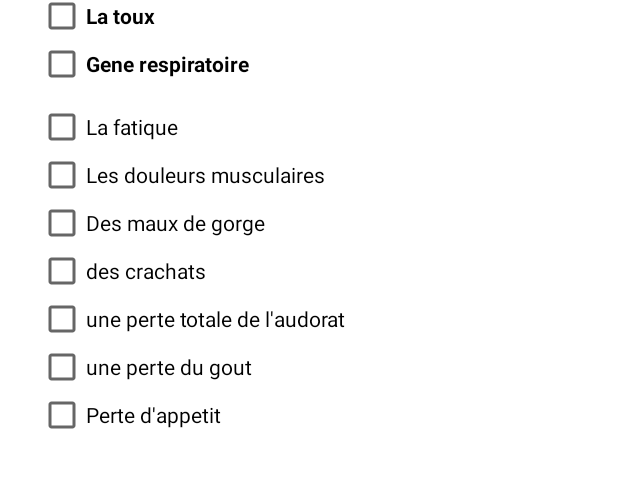
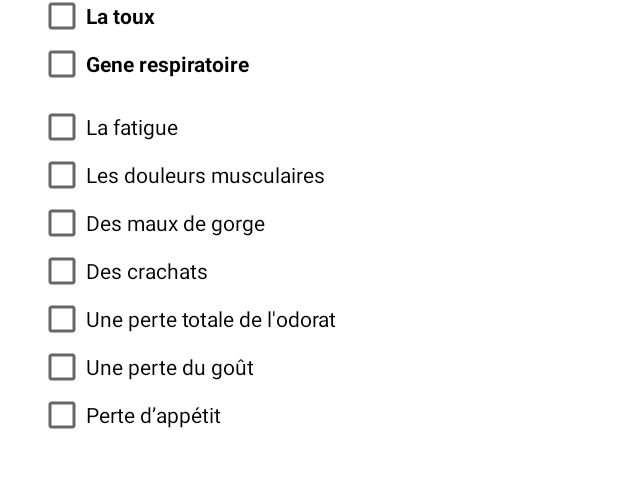
Before and after one commit to smirltech/julisha-covid19, an Android app: the layout dialog_smt.xml on its own in the app's theme, with its tools: preview values and no code run, on a phone screen of 412 x 824 dp. Shown: the part 159-649 px from the top of the screen. Run offline under Robolectric (Android 15) with nearby library versions, the phone set to English and light mode, and no system bars; network calls fail.

Commit message:
Nouvelles modifications ============v1.2.2(8)=============== - Correction d'orthographe - Redirection de la mise à jour vers le lien de téléchargement

```diff
--- a/app/src/main/java/org/smirl/julisha/ui/main/views/NewAlertActivity.java
+++ b/app/src/main/java/org/smirl/julisha/ui/main/views/NewAlertActivity.java
@@ -44,7 +44,7 @@ public class NewAlertActivity extends AppCompatActivity {
         tv_commune.setOnClickListener(v -> setCommune());
         tv_smt.setOnClickListener(v -> setSymptomes());
 
-        Toast.makeText(getCtx(), "Completement operatonnel !", Toast.LENGTH_SHORT).show();
+       // Toast.makeText(getCtx(), "Completement operatonnel !", Toast.LENGTH_SHORT).show();
 
 
         findViewById(R.id.btn_commune).setOnClickListener(v -> setCommune());
--- a/app/src/main/res/layout/activity_alert_new.xml
+++ b/app/src/main/res/layout/activity_alert_new.xml
@@ -37,7 +37,7 @@
                 android:textAppearance="?android:attr/textAppearanceSmall"
                 android:layout_width="wrap_content"
                 android:textColor="@color/colorPrimaryLight"
-                android:text="Si vous ou un de vos proche presente de symptomes"
+                android:text="Si vous ou un de vos proche présente de symptomes"
                 android:id="@+id/label_version"/>
     </LinearLayout>
 
@@ -81,7 +81,7 @@
                     android:id="@+id/edt_phone"
                     style="@style/profileEditText"
                     android:drawableStart="@drawable/ic_local_phone_black_24dp"
-                    android:hint="Téléphone"
+                    android:hint="Numéro de téléphone"
                     android:layout_marginTop="10dp"
                     android:maxLines="1"
                     android:lines="1"
@@ -108,7 +108,7 @@
 
                 <TextView
                         android:textAppearance="@style/TextAppearance.Design.Hint"
-                        android:text="Cliquer pour choisir"
+                        android:text="Cliquez pour choisir"
                         android:layout_width="wrap_content"
                         android:layout_height="wrap_content"
                         android:id="@+id/tv_smt"/>
--- a/app/src/main/res/layout/dialog_smt.xml
+++ b/app/src/main/res/layout/dialog_smt.xml
@@ -99,7 +99,7 @@
                             android:layout_height="10sp"/>
 
                     <CheckBox
-                            android:text="La fatique"
+                            android:text="La fatigue"
                             android:layout_width="match_parent"
                             android:layout_height="wrap_content"
                             android:id="@+id/smt_4"
@@ -121,20 +121,20 @@
                             android:layout_weight="1"/>
 
                     <CheckBox
-                            android:text="des crachats"
+                            android:text="Des crachats"
                             android:layout_width="wrap_content"
                             android:layout_height="wrap_content"
                             android:id="@+id/smt_7"
                             android:layout_weight="1"/>
                     <CheckBox
-                            android:text="une perte totale de l'audorat"
+                            android:text="Une perte totale de l'odorat"
                             android:layout_width="wrap_content"
                             android:layout_height="wrap_content"
                             android:id="@+id/smt_8"
                             android:layout_weight="1"
                             />
                     <CheckBox
-                            android:text="une perte du gout"
+                            android:text="Une perte du goût"
                             android:layout_width="wrap_content"
                             android:layout_height="wrap_content"
                             android:id="@+id/smt_9"
@@ -142,7 +142,7 @@
                             />
 
                     <CheckBox
-                            android:text="Perte d'appetit"
+                            android:text="Perte d’appétit"
                             android:layout_width="wrap_content"
                             android:layout_height="wrap_content"
                             android:id="@+id/smt_10"
```
Also changed, not shown: app/src/main/java/org/smirl/julisha/MainActivity.java (+6 -1 lines).
